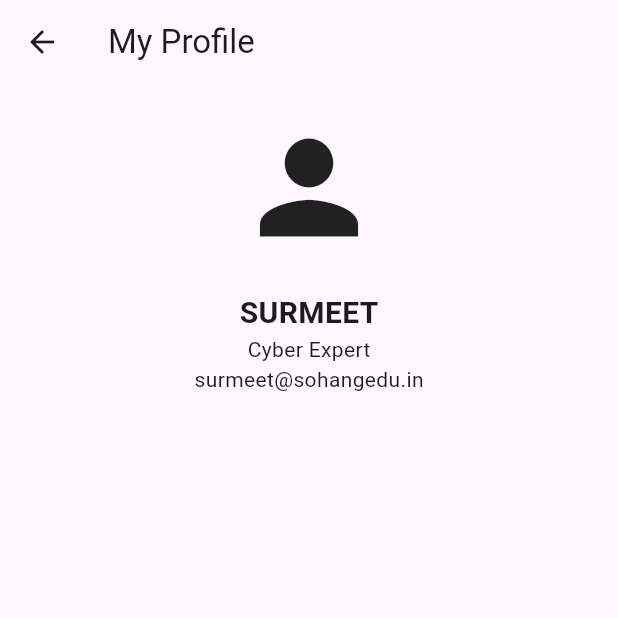
After one commit to SilK07/dera, a Flutter app: the home_page screen opened by its route, in the side drawer, after a tap on "P R O F I L E", on a phone screen of 412 x 824 dp, the top half of it. The commit adds this screen. Run offline on Flutter 3.47's test engine with Material 3 defaults, Android fonts, the phone set to English and light mode, and no system bars.

Commit message:
final ui commit

```diff
--- a/lib/pages/home_page.dart
+++ b/lib/pages/home_page.dart
@@ -1,3 +1,4 @@
+import 'package:dera/pages/login_page.dart';
 import 'package:dera/pages/new_form.dart';
 import 'package:flutter/material.dart';
 
@@ -31,6 +32,18 @@ class home_page extends StatelessWidget {
             ListTile(
               leading: Icon(Icons.account_circle_rounded),
               title: Text("P R O F I L E"),
+              onTap: () {
+                Navigator.pop(context);
+                Navigator.pushNamed(context, '/profile_page');
+              },
+            ),
+            ListTile(
+              leading: Icon(Icons.logout),
+              title: Text('L O G O U T'),
+              onTap: () {
+                Navigator.pop(context);
+                Navigator.pushNamed(context, '/login_page');
+              },
             )
           ],
         ),
--- /dev/null
+++ b/lib/pages/profile_page.dart
@@ -0,0 +1,53 @@
+import 'package:flutter/material.dart';
+
+class profile_page extends StatelessWidget {
+  @override
+  Widget build(BuildContext context) {
+    return Scaffold(
+      appBar: AppBar(
+        title: Text('My Profile'),
+      ),
+      body: SingleChildScrollView(
+        child: Center(
+          child: Column(
+            children: [
+              // Profile picture section
+              buildProfilePicture(),
+              // User information section
+              buildUserInfo(),
+            ],
+          ),
+        ),
+      ),
+    );
+  }
+
+  Widget buildProfilePicture() {
+    return Container(
+      padding: EdgeInsets.all(20),
+      child: ClipRRect(
+        borderRadius: BorderRadius.circular(100),
+        child: Center(
+            child: Icon(
+          Icons.person,
+          size: 98,
+        )),
+      ),
+    );
+  }
+
+  Widget buildUserInfo() {
+    return Column(
+      children: [
+        Text(
+          'SURMEET',
+          style: TextStyle(fontSize: 20, fontWeight: FontWeight.bold),
+        ),
+        Text('Cyber Expert'),
+        Text('surmeet@sohangedu.in'),
+      ],
+    );
+  }
+
+  // Implement these methods to build additional sections (optional)
+}
```
Also changed, not shown: lib/main.dart (+6 -2 lines), lib/pages/existing_search.dart (+16 -0 lines), lib/pages/login_page.dart (+16 -9 lines).
